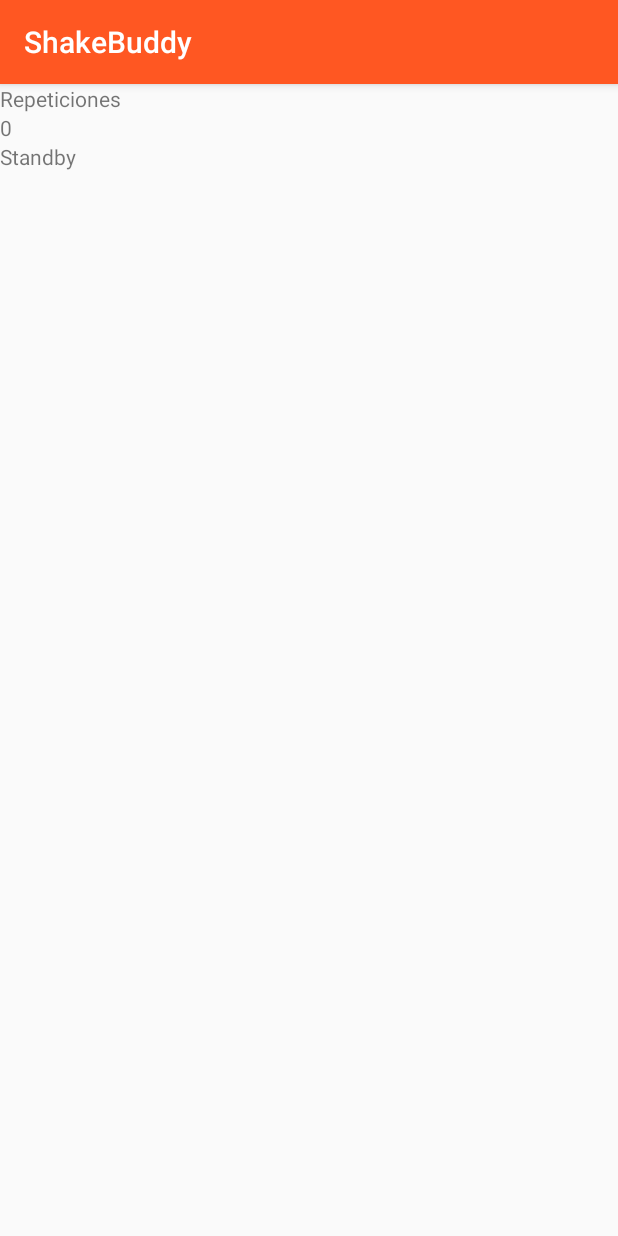
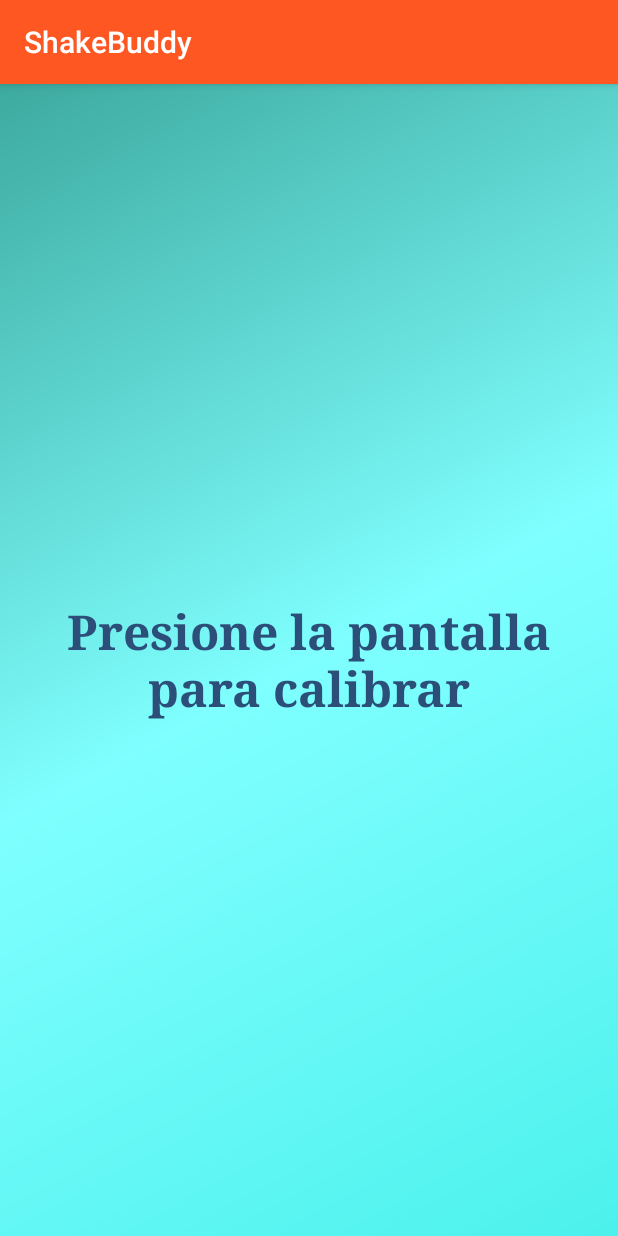
Before and after one commit to LEDODO99/HCIProy2, an Android app: the EjercicioActivity screen opened directly, with no data from a screen before it, on a phone screen of 412 x 824 dp. Run offline under Robolectric (Android 15) with nearby library versions, the phone set to English and light mode, and no system bars.

Commit message:
Funcionalidad ejercicio 2

```diff
--- a/app/src/main/java/com/example/proyectohci/EjercicioActivity.java
+++ b/app/src/main/java/com/example/proyectohci/EjercicioActivity.java
@@ -4,20 +4,21 @@ import android.hardware.Sensor;
 import android.hardware.SensorEvent;
 import android.hardware.SensorEventListener;
 import android.hardware.SensorManager;
+import android.media.MediaPlayer;
 import android.support.v7.app.AppCompatActivity;
 import android.os.Bundle;
 import android.util.Log;
+import android.view.MotionEvent;
 import android.widget.TextView;
 
 import java.util.ArrayList;
-
-import static android.hardware.Sensor.TYPE_GYROSCOPE;
 
 public class EjercicioActivity extends AppCompatActivity implements SensorEventListener {
 
     private SensorManager mSensorManager;
     private Sensor mAccelerometer;
     //private Sensor mGyroscope;
+    private boolean workoutSetMode = false;
     private boolean workoutSetStart = false;
     private boolean workoutSetEnd = false;
     private int workoutEndCounter = 0;
@@ -30,7 +31,7 @@ public class EjercicioActivity extends AppCompatActivity implements SensorEventL
     private int previousShiftY = 0;
     private int previousShiftZ = 0;
 
-    private float sensibility = 4.0f;
+    private float sensibility = 3.0f;
 
     private ArrayList<Integer> workoutForcesX = new ArrayList<>();
     private ArrayList<Integer> workoutForcesY = new ArrayList<>();
@@ -43,8 +44,16 @@ public class EjercicioActivity extends AppCompatActivity implements SensorEventL
     private long timeCooldown = 0;
 
     private TextView txtStatus;
-    private TextView txtRepetitionCounter;
     private int repetitions = 0;
+
+    private boolean endWorkout1 = false;
+    private boolean endWorkout2 = false;
+
+
+    private MediaPlayer mpPling;
+    private MediaPlayer mpWump;
+    private MediaPlayer mpRobots;
+    private MediaPlayer mpClapping;
 
     @Override
     protected void onCreate(Bundle savedInstanceState) {
@@ -55,7 +64,11 @@ public class EjercicioActivity extends AppCompatActivity implements SensorEventL
         //mGyroscope = mSensorManager.getDefaultSensor(Sensor.TYPE_GYROSCOPE);
 
         txtStatus = findViewById(R.id.textView4);
-        txtRepetitionCounter = findViewById(R.id.textView3);
+
+        mpPling = MediaPlayer.create(getApplicationContext(), R.raw.pling_1);
+        mpWump = MediaPlayer.create(getApplicationContext(), R.raw.wump_1);
+        mpRobots = MediaPlayer.create(getApplicationContext(), R.raw.robots_1);
+        mpClapping = MediaPlayer.create(getApplicationContext(), R.raw.clapping_1);
     }
 
     protected void onResume() {
@@ -75,7 +88,7 @@ public class EjercicioActivity extends AppCompatActivity implements SensorEventL
         //Log.i("Sensor",sensorName + ": X: " + sensorEvent.values[0] + "; Y: " + sensorEvent.values[1] + "; Z: " + sensorEvent.values[2] + ";");
 
 
-        if(workoutForcesX.isEmpty() && workoutForcesY.isEmpty() && workoutForcesZ.isEmpty()) {
+        if(workoutSetMode) {
 
             if(previousX == 0){
                 previousX = sensorEvent.values[0];
@@ -96,7 +109,7 @@ public class EjercicioActivity extends AppCompatActivity implements SensorEventL
             {
                 workoutSetStart = true;
                 Log.i("WORKOUT", "STARTING WORKOUT");
-                txtStatus.setText("Grabando ejercicio");
+                txtStatus.setText("Calibrando");
                 timeCooldown = System.currentTimeMillis();
             }
         }
@@ -166,11 +179,24 @@ public class EjercicioActivity extends AppCompatActivity implements SensorEventL
                 timeCooldown = System.currentTimeMillis();
             }
             if(System.currentTimeMillis() - timeCooldown > 1000){
+                workoutSetMode = false;
                 workoutSetEnd = true;
-                txtStatus.setText("Ejercicio Guardado");
+                txtStatus.setText("Calibración completada\nPuede empezar su ejercicio");
+                mpRobots.start();
                 Log.i("RESULTS X", workoutForcesX.toString());
                 Log.i("RESULTS Y", workoutForcesY.toString());
                 Log.i("RESULTS Z", workoutForcesZ.toString());
+
+                if(currentWorkoutForcesX.size()%2 != 0){
+                    currentWorkoutForcesX.remove(currentWorkoutForcesX.size()-1);
+                }
+                if(currentWorkoutForcesY.size()%2 != 0){
+                    currentWorkoutForcesY.remove(currentWorkoutForcesY.size()-1);
+                }
+                if(currentWorkoutForcesZ.size()%2 != 0){
+                    currentWorkoutForcesZ.remove(currentWorkoutForcesZ.size()-1);
+                }
+
                 currentWorkoutForcesX = new ArrayList<>(workoutForcesX);
                 currentWorkoutForcesY = new ArrayList<>(workoutForcesY);
                 currentWorkoutForcesZ = new ArrayList<>(workoutForcesZ);
@@ -179,7 +205,7 @@ public class EjercicioActivity extends AppCompatActivity implements SensorEventL
             }
         }
 
-        if(workoutSetEnd){
+        if(workoutSetEnd && !endWorkout2){
             if(previousShiftX == 1 && sensorEvent.values[0] > previousX){
                 previousX = sensorEvent.values[0];
             }else if(previousShiftX == -1 && sensorEvent.values[0] < previousX) {
@@ -241,10 +267,15 @@ public class EjercicioActivity extends AppCompatActivity implements SensorEventL
                 previousShiftZ = 1;
             }
 
-            if(currentWorkoutForcesX.isEmpty() && currentWorkoutForcesY.isEmpty() && currentWorkoutForcesZ.isEmpty()){
+            if((currentWorkoutForcesX.isEmpty() && !workoutForcesX.isEmpty()) || (currentWorkoutForcesY.isEmpty() && !workoutForcesY.isEmpty()) || (currentWorkoutForcesZ.isEmpty()) && !workoutForcesZ.isEmpty()){
                 Log.i("REPETICIONES", "REPETICION COMPLETADA");
+
+                mpPling.release();
+                mpPling = MediaPlayer.create(getApplicationContext(), R.raw.pling_1);
+                mpPling.start();
                 repetitions++;
-                txtRepetitionCounter.setText(""+repetitions);
+                endWorkout1 = false;
+                txtStatus.setText("Repeticiones\n"+repetitions);
                 currentWorkoutForcesX = new ArrayList<>(workoutForcesX);
                 currentWorkoutForcesY = new ArrayList<>(workoutForcesY);
                 currentWorkoutForcesZ = new ArrayList<>(workoutForcesZ);
@@ -256,4 +287,28 @@ public class EjercicioActivity extends AppCompatActivity implements SensorEventL
     public void onAccuracyChanged(Sensor sensor, int i) {
 
     }
+
+    @Override
+    public boolean onTouchEvent(MotionEvent event) {
+        if(event.getAction() == MotionEvent.ACTION_UP) {
+            if (!workoutSetStart) {
+                workoutSetMode = true;
+                txtStatus.setText("Realize una repeticion y luego mantenga quieto el celular");
+                mpWump.start();
+            } else if (workoutSetEnd) {
+                if (!endWorkout1) {
+                    txtStatus.setText("Toque otra vez la pantalla para finalizar");
+                    endWorkout1 = true;
+                    mpWump.release();
+                    mpWump = MediaPlayer.create(getApplicationContext(), R.raw.beep_1);
+                    mpWump.start();
+                } else {
+                    txtStatus.setText("FELICIDADES!\nCompletaste " + repetitions + " repeticiones");
+                    mpClapping.start();
+                    endWorkout2 = true;
+                }
+            }
+        }
+        return false;
+    }
 }
--- a/app/src/main/java/com/example/proyectohci/MainActivity.java
+++ b/app/src/main/java/com/example/proyectohci/MainActivity.java
@@ -144,8 +144,8 @@ public class MainActivity extends AppCompatActivity
         }else if(voiceCommand.toLowerCase().contains("ayuda")){
             snackbarMessage = "Redireccionando a Ayuda.";
             getSupportFragmentManager().beginTransaction().replace(R.id.fragment_container, new AyudaFragment()).commit();
-        }else if(voiceCommand.toLowerCase().contains("secretos")){
-            snackbarMessage = "Redireccionando a Secretos.";
+        }else if(voiceCommand.toLowerCase().contains("Repeticiones")){
+            snackbarMessage = "Redireccionando a Repeticiones.";
             Intent myIntent = new Intent(this, EjercicioActivity.class);
             startActivity(myIntent);
         }
--- /dev/null
+++ b/app/src/main/res/drawable/gradient_celeste.xml
@@ -0,0 +1,9 @@
+<shape xmlns:android="http://schemas.android.com/apk/res/android"
+    android:shape="rectangle">
+    <gradient
+        android:angle="135"
+        android:centerColor="#7FFFFF"
+        android:endColor="#3DAA9F"
+        android:startColor="#4CF1EC"
+        android:type="linear" />
+</shape>
--- a/app/src/main/res/layout/activity_ejercicio.xml
+++ b/app/src/main/res/layout/activity_ejercicio.xml
@@ -9,27 +9,22 @@
     <LinearLayout
         android:layout_width="match_parent"
         android:layout_height="match_parent"
-        android:orientation="vertical">
-
-        <TextView
-            android:id="@+id/textView2"
-            android:layout_width="wrap_content"
-            android:layout_height="wrap_content"
-            android:text="Repeticiones"
-            android:gravity="center_horizontal"/>
-
-        <TextView
-            android:id="@+id/textView3"
-            android:layout_width="wrap_content"
-            android:layout_height="wrap_content"
-            android:text="0"
-            android:gravity="center"/>
+        android:orientation="vertical"
+        android:gravity="center"
+        android:background="@drawable/gradient_celeste">
 
         <TextView
             android:id="@+id/textView4"
             android:layout_width="wrap_content"
             android:layout_height="wrap_content"
-            android:text="Standby" />
+            android:text="Presione la pantalla para calibrar"
+            android:layout_gravity="center_horizontal"
+            android:textSize="32sp"
+            android:textStyle="bold"
+            android:fontFamily="serif"
+            android:textColor="#2C4F79"
+            android:layout_margin="20dp"
+            android:textAlignment="center"/>
 
     </LinearLayout>
 
```
Also changed, not shown: 5 other files.
